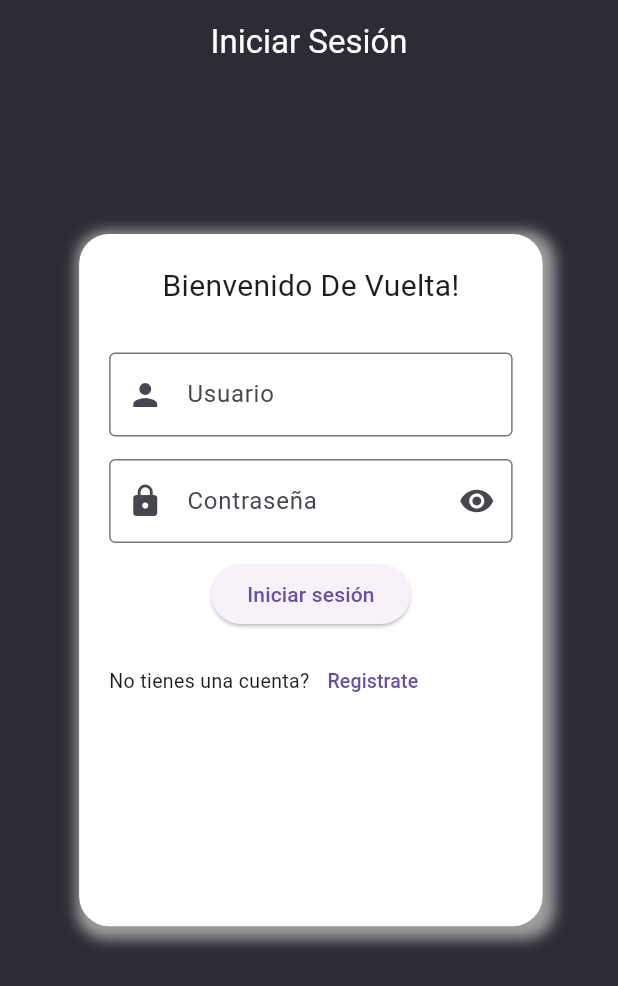
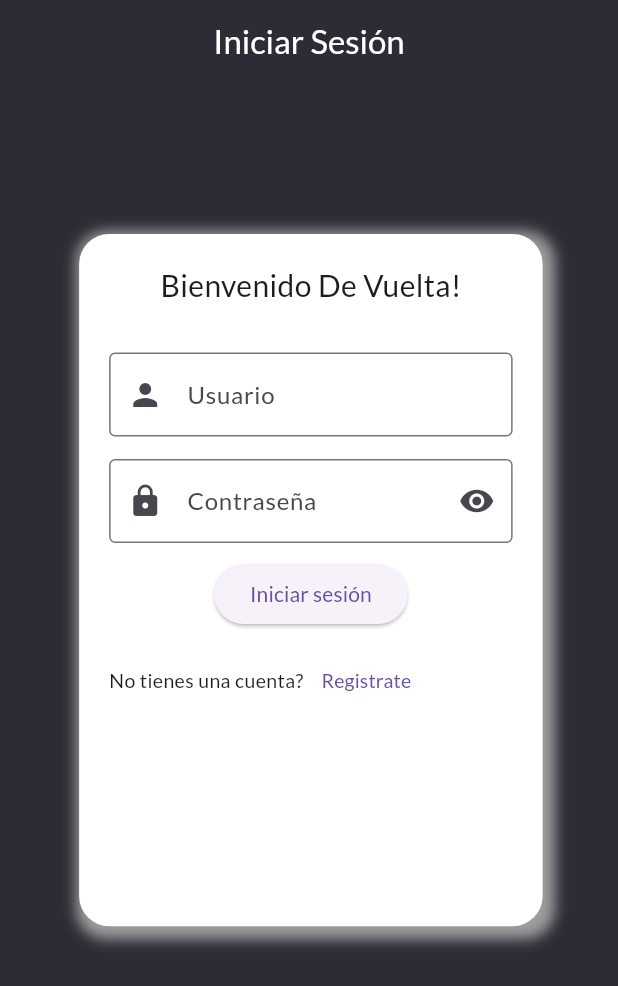
Before and after one commit to WilmerH1506/LiftApp, a Flutter app: the screen it shows after launch, on a phone screen of 412 x 824 dp. Shown: the top 986 px of the screen. Run offline on Flutter 3.47's test engine with Material 3 defaults, Android fonts, the phone set to English and light mode, and no system bars; our stand-ins replace cached_network_image, cloud_firestore, date_picker_timeline, firebase_core, firebase_storage, flutter_staggered_animations and 2 more; accounts and stored records are empty.

Commit message:
Implementacion de Theme Lato

```diff
--- a/lift_app/lib/main.dart
+++ b/lift_app/lib/main.dart
@@ -1,5 +1,8 @@
+// ignore_for_file: non_constant_identifier_names
+
 import 'package:flutter/material.dart';
 import 'package:firebase_core/firebase_core.dart';
+import 'package:google_fonts/google_fonts.dart';
 import 'package:intl/date_symbol_data_local.dart';
 import 'Routes/router.dart';
 import 'Routes/my_routes.dart';
@@ -41,6 +44,7 @@ class _MyHomePageState extends State<MyHomePage> {
   @override
   Widget build(BuildContext context) {
       return MaterialApp(
+        theme: _BuildTheme(Brightness.light),
         debugShowCheckedModeBanner: false,
         title: 'Material app',
         initialRoute: MyRoutes.login.name,
@@ -52,6 +56,16 @@ class _MyHomePageState extends State<MyHomePage> {
       },
      );
     }
+}
+
+ThemeData _BuildTheme(Brightness)
+{
+
+  var baseTheme = ThemeData(brightness: Brightness);
+  return baseTheme.copyWith(
+    textTheme: GoogleFonts.latoTextTheme(baseTheme.textTheme)
+  );
+
 }
 
 
```
